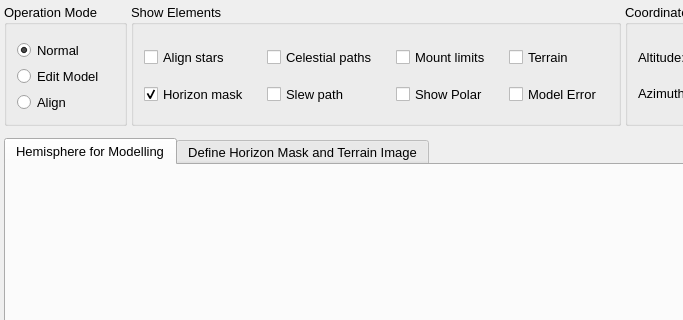
Before: the Qt Designer form mw4/gui/widgets/hemisphere.ui in mworion/MountWizzard4, drawn with Qt 5; both pictures show x 0 to 683 and y 0 to 320 of the 800 by 600 pixel window.
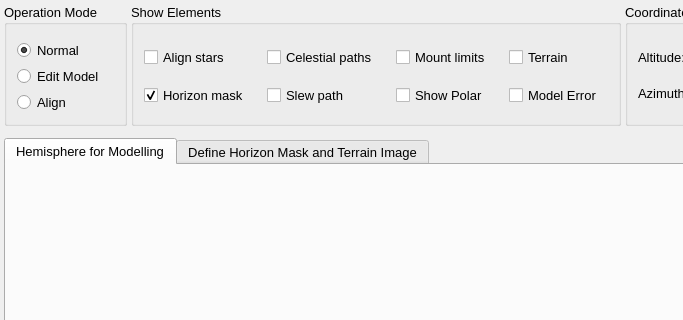
After: the same form once the commit is applied. Custom widgets are drawn as their Qt base class.

Patch:
```diff
--- a/mw4/gui/widgets/hemisphere.ui
+++ b/mw4/gui/widgets/hemisphere.ui
@@ -243,7 +243,7 @@
           <property name="minimumSize">
            <size>
             <width>0</width>
-            <height>20</height>
+            <height>21</height>
            </size>
           </property>
           <property name="maximumSize">
@@ -268,7 +268,7 @@
           <property name="minimumSize">
            <size>
             <width>0</width>
-            <height>20</height>
+            <height>21</height>
            </size>
           </property>
           <property name="maximumSize">
@@ -293,7 +293,7 @@
           <property name="minimumSize">
            <size>
             <width>0</width>
-            <height>20</height>
+            <height>21</height>
            </size>
           </property>
           <property name="maximumSize">
@@ -321,7 +321,7 @@
           <property name="minimumSize">
            <size>
             <width>0</width>
-            <height>20</height>
+            <height>21</height>
            </size>
           </property>
           <property name="maximumSize">
@@ -340,7 +340,7 @@
           <property name="minimumSize">
            <size>
             <width>0</width>
-            <height>20</height>
+            <height>21</height>
            </size>
           </property>
           <property name="maximumSize">
@@ -365,7 +365,7 @@
           <property name="minimumSize">
            <size>
             <width>0</width>
-            <height>20</height>
+            <height>21</height>
            </size>
           </property>
           <property name="maximumSize">
@@ -393,7 +393,7 @@
           <property name="minimumSize">
            <size>
             <width>0</width>
-            <height>20</height>
+            <height>21</height>
            </size>
           </property>
           <property name="maximumSize">
@@ -424,7 +424,7 @@
           <property name="minimumSize">
            <size>
             <width>0</width>
-            <height>20</height>
+            <height>21</height>
            </size>
           </property>
           <property name="maximumSize">
```
